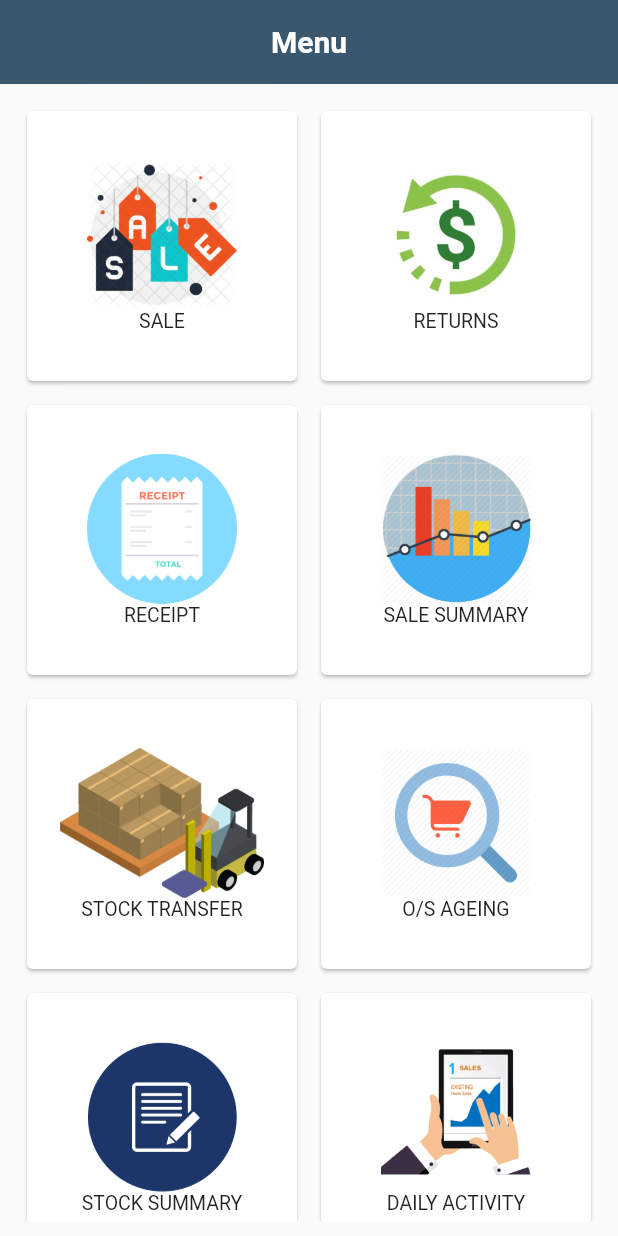
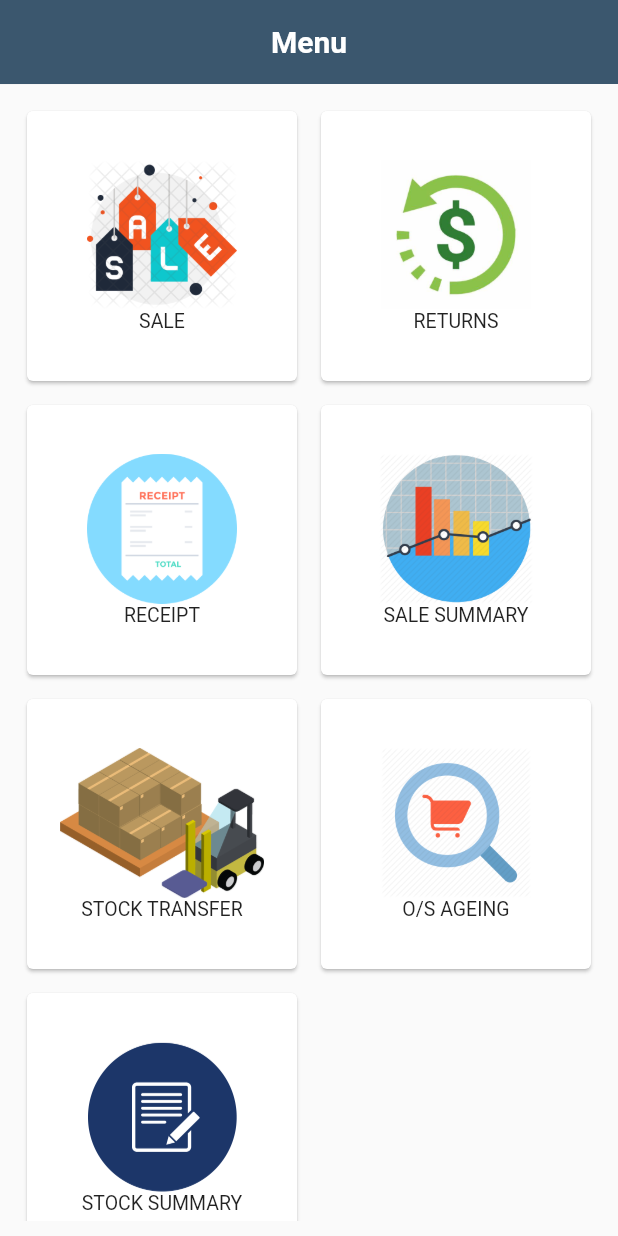
Before and after one commit to Exactus-India/AwareVanSales, a Flutter app: the HomePage screen opened directly, on a phone screen of 412 x 824 dp. Run offline on Flutter 3.47's test engine with Material 2 defaults, Android fonts, the phone set to English and light mode, and no system bars; our stand-ins replace fluttertoast; network calls fail; Roboto replaces fonts that are missing (Montserrat).

Commit message:
daily activity commented

```diff
--- a/lib/pages/wm_mb_HomePage.dart
+++ b/lib/pages/wm_mb_HomePage.dart
@@ -60,8 +60,8 @@ class _HomePageState extends State<HomePage> {
                 this.context, 'stock_summary.png'),
 
             //--------------------------DAILY ACTIVITY-------------------------
-            card("DAILY ACTIVITY", null, Colors.blue[800], this.context,
-                'daily_activity.png')
+            // card("DAILY ACTIVITY", null, Colors.blue[800], this.context,
+            //     'daily_activity.png')
           ],
         ),
       ),
```
